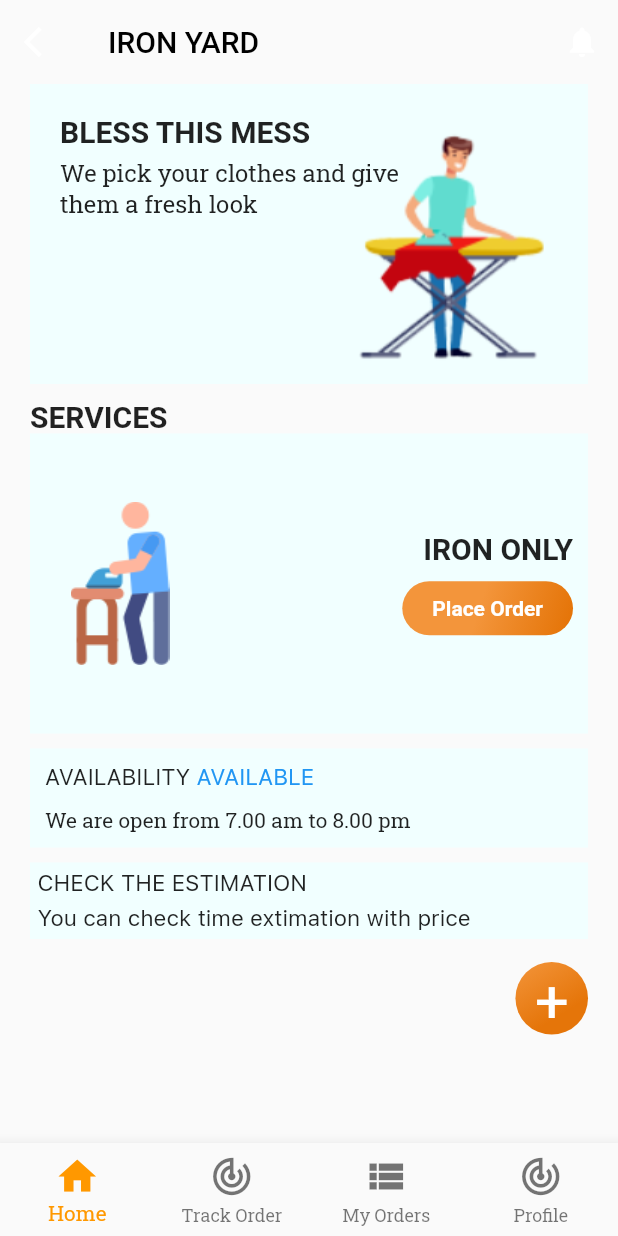
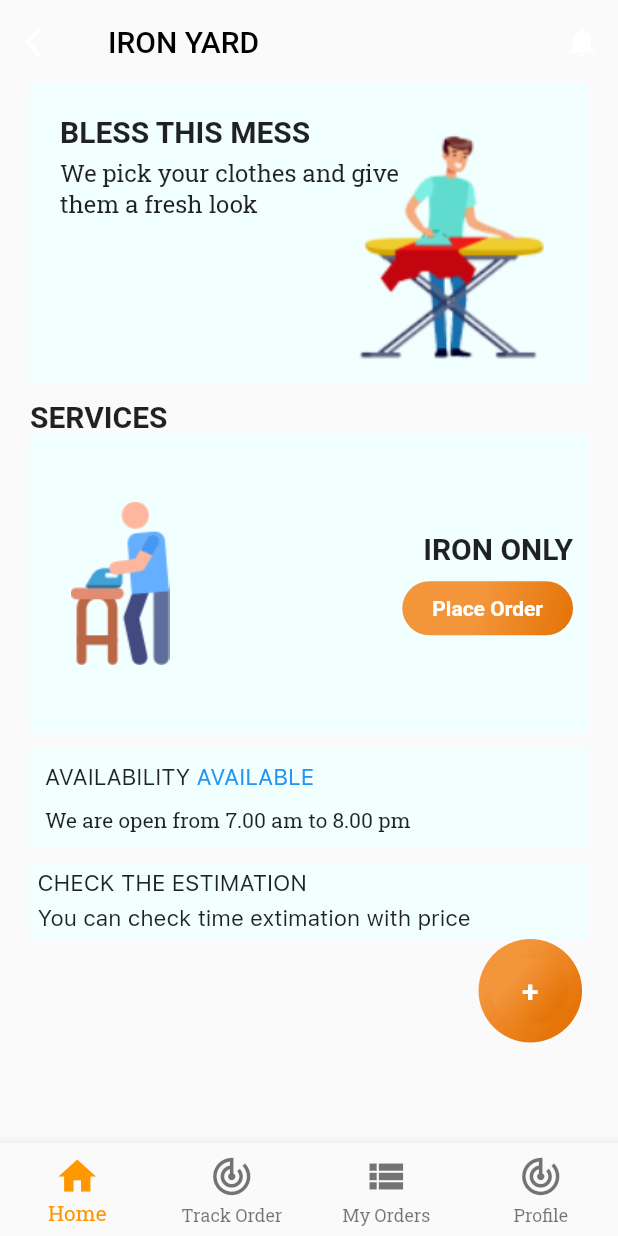
Before and after one commit to rajamamoon/flutter_laundry, a Flutter app: the homePage screen opened directly, on a phone screen of 412 x 824 dp. Run offline on Flutter 3.47's test engine with Material 2 defaults, Android fonts, the phone set to English and light mode, and no system bars.

Commit message:
Update HomePage.dart

```diff
--- a/lib/HomePage.dart
+++ b/lib/HomePage.dart
@@ -201,9 +201,22 @@ class _homePageState extends State<homePage> {
                   padding: EdgeInsets.all(13),
                   decoration: BoxDecoration(
                       gradient: gradientStyle, shape: BoxShape.circle),
-                  child: Text(
-                    "+",
-                    style: TextStyle(color: Colors.white, fontSize: 40),
+                  child: InkWell(
+                    onTap: openOrderPage,
+                    child: Container(
+                      decoration: BoxDecoration(
+                          gradient: gradientStyle,
+                          borderRadius: BorderRadius.all(Radius.circular(20))),
+                      padding:
+                          EdgeInsets.symmetric(vertical: 10, horizontal: 20),
+                      child: Text(
+                        "+",
+                        style: TextStyle(
+                            color: Colors.white,
+                            fontWeight: FontWeight.w600,
+                            fontSize: 20),
+                      ),
+                    ),
                   ),
                 )
               ],
```
